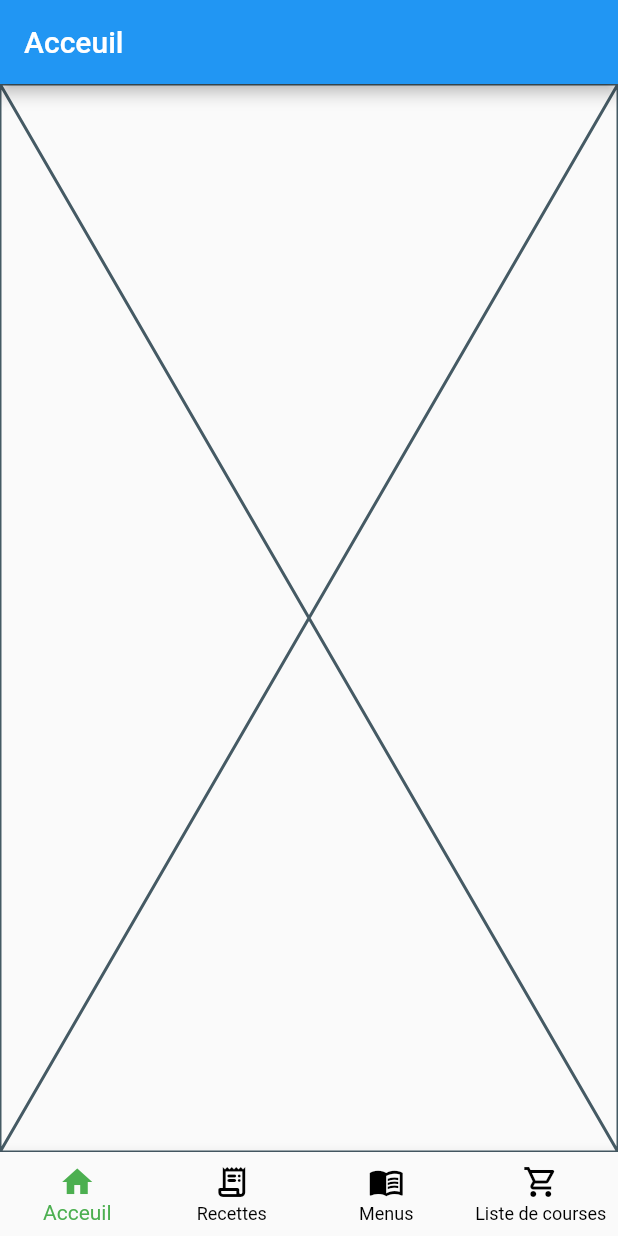
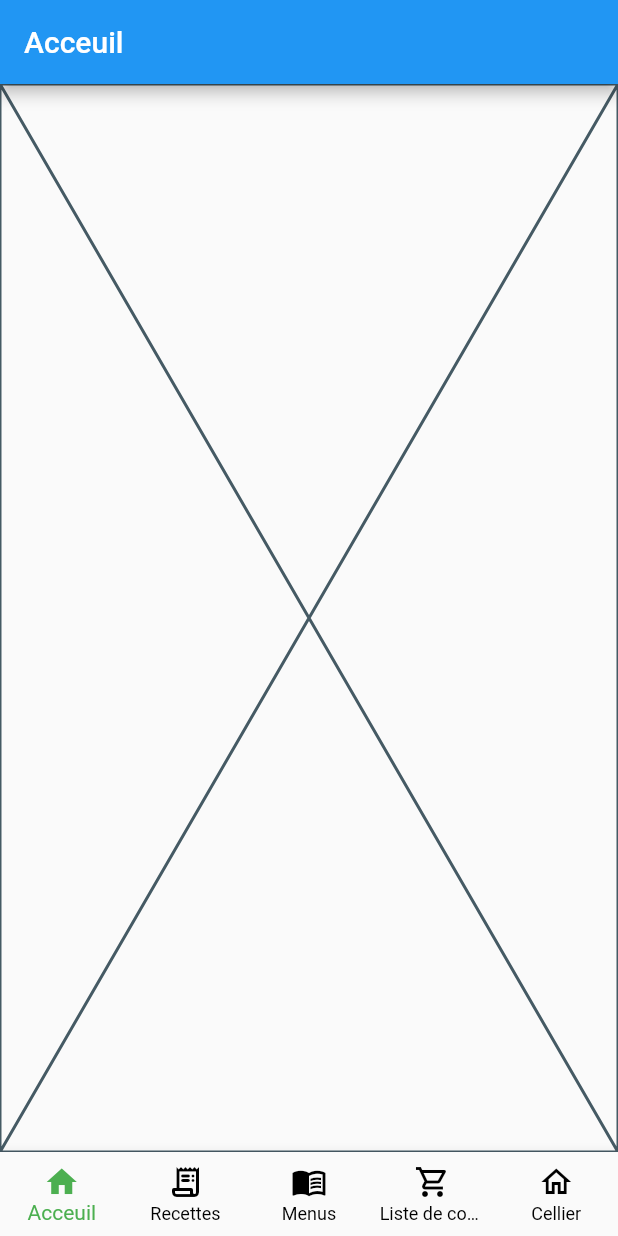
Before and after one commit to cjulliar/mobile, a Flutter app: the screen it shows after launch, on a phone screen of 412 x 824 dp. Run offline on Flutter 3.47's test engine with Material 2 defaults, Android fonts, the phone set to English and light mode, and no system bars; our stand-ins replace cloud_firestore, date_field, firebase_core, flutter_svg; accounts and stored records are empty.

Commit message:
Ajout du cellier

```diff
--- a/cook/lib/main.dart
+++ b/cook/lib/main.dart
@@ -1,3 +1,4 @@
+import 'package:cook/pages/cellier_page.dart';
 import 'package:cook/pages/home_page.dart';
 import 'package:cook/pages/liste_de_course_page.dart';
 import 'package:cook/pages/menus_page.dart';
@@ -33,7 +34,8 @@ class _MyAppState extends State<MyApp> {
               const Text("Acceuil"),
               const Text("Recettes"),
               const Text("Menus"),
-              const Text("Liste de courses")
+              const Text("Liste de courses"),
+              const Text("Cellier")
             ][_currentIndex]
         ),
         body:  [
@@ -41,6 +43,7 @@ class _MyAppState extends State<MyApp> {
           const RecettesPage(),
           const MenusPage(),
           const ListeDeCoursePage(),
+          const CellierPage(),
         ][_currentIndex],
         bottomNavigationBar: BottomNavigationBar(
           currentIndex: _currentIndex,
@@ -64,6 +67,10 @@ class _MyAppState extends State<MyApp> {
             BottomNavigationBarItem(
                 icon: Icon(Icons.local_grocery_store_outlined),
                 label: "Liste de courses"
+            ),
+            BottomNavigationBarItem(
+                icon: Icon(Icons.home_outlined),
+                label: "Cellier"
             )
           ],
         ),
```
Also changed, not shown: cook/lib/pages/cellier_page.dart (added, +15 -0 lines).
